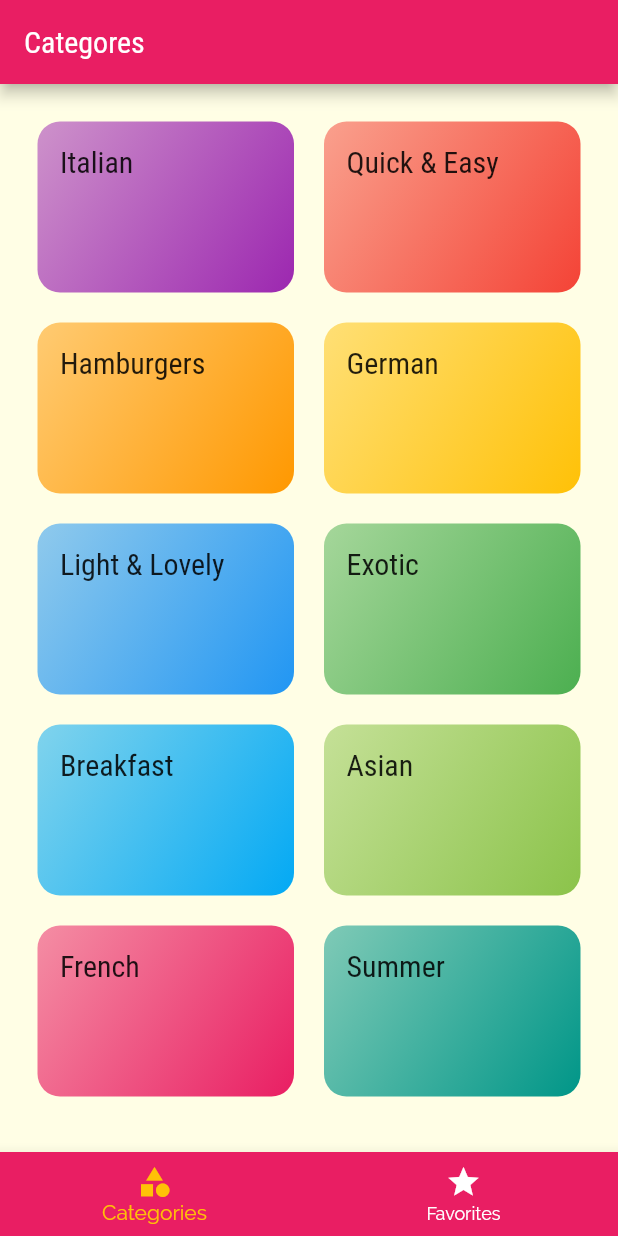
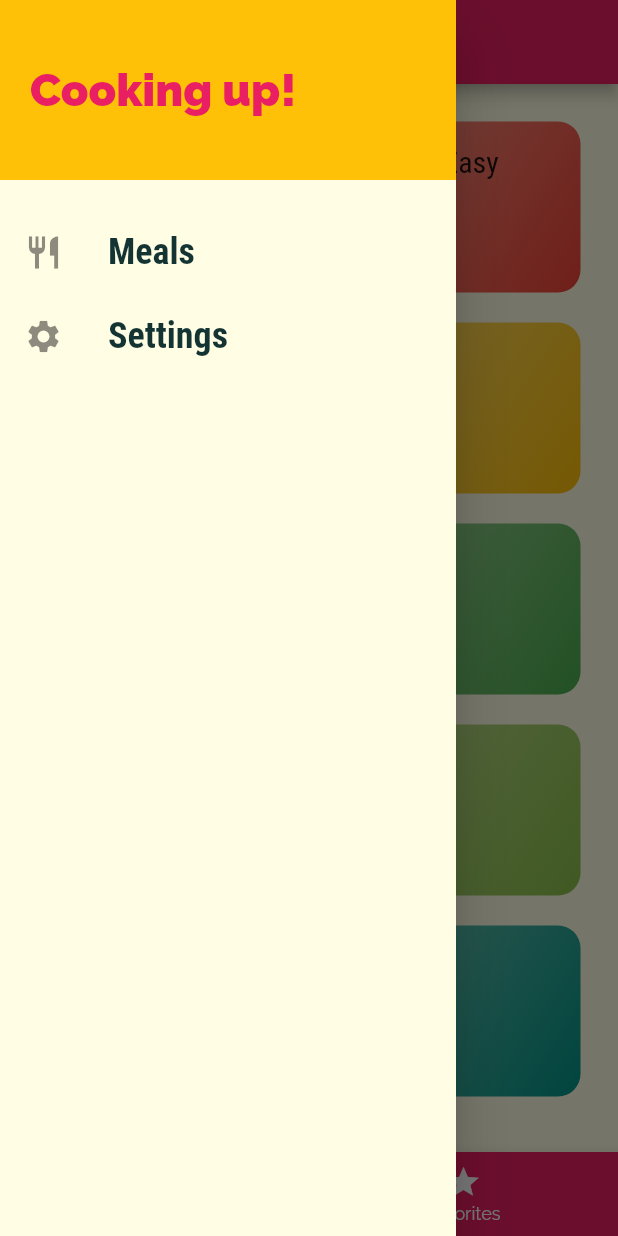
Before and after one commit to ggarber42/max-flutter-nav-app, a Flutter app: the screen it shows after launch, with the side drawer open (before the commit the screen has no drawer), on a phone screen of 412 x 824 dp. Run offline on Flutter 3.47's test engine with Material 2 defaults, Android fonts, the phone set to English and light mode, and no system bars.

Commit message:
feat: add drawer with links

```diff
--- a/lib/main.dart
+++ b/lib/main.dart
@@ -2,6 +2,7 @@ import 'dart:ui';
 
 import 'package:flutter/material.dart';
 import 'package:nav_app/screens/category_meals.dart';
+import 'package:nav_app/screens/filters.dart';
 import 'package:nav_app/screens/meal_detail.dart';
 
 import './screens/categories.dart';
@@ -34,7 +35,8 @@ class MyApp extends StatelessWidget {
         routes: {
           '/': (ctx) => Tabs(),
           CategoryMeals.routeName: (ctx) => CategoryMeals(),
-          MealDetail.routeName: (ctx) => MealDetail()
+          MealDetail.routeName: (ctx) => MealDetail(),
+          Filters.routeName: (ctx) => Filters()
         },
         onGenerateRoute: (settings) {
           print(settings.arguments);
--- /dev/null
+++ b/lib/screens/filters.dart
@@ -0,0 +1,19 @@
+import 'package:flutter/material.dart';
+
+class Filters extends StatelessWidget {
+  static const routeName = '/filters';
+
+  @override
+  Widget build(BuildContext context) {
+    return Scaffold(
+      appBar: AppBar(
+        title: Text('Your Filters'),
+      ),
+      body: Container(
+        child: Center(
+          child: Text('Filters'),
+        ),
+      ),
+    );
+  }
+}
--- a/lib/screens/tabs.dart
+++ b/lib/screens/tabs.dart
@@ -1,6 +1,7 @@
 import 'package:flutter/material.dart';
 import 'package:nav_app/screens/categories.dart';
 import 'package:nav_app/screens/favorites.dart';
+import 'package:nav_app/widgets/main_drawer.dart';
 
 class Tabs extends StatefulWidget {
   @override
@@ -27,6 +28,7 @@ class _TabsState extends State<Tabs> {
       appBar: AppBar(
         title: Text(_pages[_selectedPageIndex]['title'] as String),
       ),
+      drawer: MainDrawer(),
       body: _pages[_selectedPageIndex]['page'] as Widget,
       bottomNavigationBar: BottomNavigationBar(
         onTap: _selectPage,
--- /dev/null
+++ b/lib/widgets/main_drawer.dart
@@ -0,0 +1,50 @@
+import 'package:flutter/material.dart';
+import 'package:nav_app/screens/filters.dart';
+
+class MainDrawer extends StatelessWidget {
+
+  Widget buildListTile(String title, IconData icon, Function tapHandler){
+    return ListTile(
+            leading: Icon(icon, size: 26),
+            title: Text(
+              title,
+              style: TextStyle(
+                  fontFamily: 'RobotoCondensed',
+                  fontSize: 24,
+                  fontWeight: FontWeight.bold),
+            ),
+            onTap: () => tapHandler(),
+          );
+  }
+
+  @override
+  Widget build(BuildContext context) {
+    return Drawer(
+      child: Column(
+        children: [
+          Container(
+            height: 120,
+            width: double.infinity,
+            padding: EdgeInsets.all(20),
+            alignment: Alignment.centerLeft,
+            color: Theme.of(context).accentColor,
+            child: Text(
+              'Cooking up!',
+              style: TextStyle(
+                  fontWeight: FontWeight.w900,
+                  fontSize: 30,
+                  color: Theme.of(context).primaryColor),
+            ),
+          ),
+          SizedBox(height: 20),
+          buildListTile('Meals', Icons.restaurant, (){
+            Navigator.of(context).pushNamed('/');
+          }),
+          buildListTile('Settings', Icons.settings, (){
+            Navigator.of(context).pushNamed(Filters.routeName);
+          })
+        ],
+      ),
+    );
+  }
+}
```
